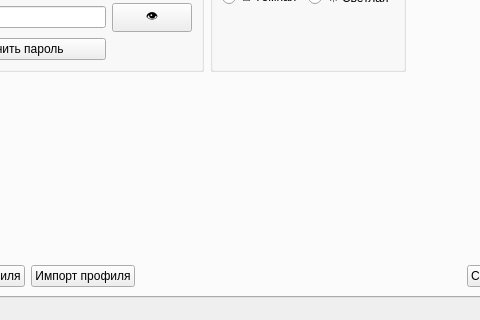
First picture: the form in sources/main_window.ui, repository karulny/TrackerHabit, before the edit; both pictures show x 93 to 573 and y 169 to 489 of the 795 by 489 pixel window.
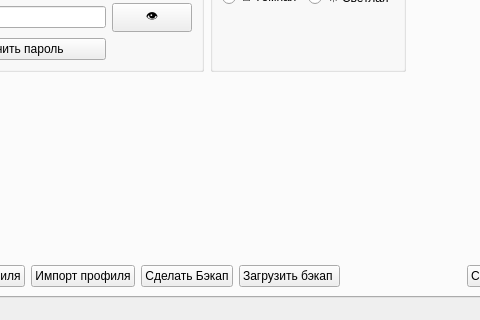
Second picture: the form after the edit.

```diff
--- a/sources/main_window.ui
+++ b/sources/main_window.ui
@@ -376,6 +376,20 @@
             </property>
            </widget>
           </item>
+          <item>
+           <widget class="QPushButton" name="MakeBackup">
+            <property name="text">
+             <string>Сделать Бэкап</string>
+            </property>
+           </widget>
+          </item>
+          <item>
+           <widget class="QPushButton" name="OpenBackup">
+            <property name="text">
+             <string>Загрузить бэкап </string>
+            </property>
+           </widget>
+          </item>
           <item>
            <spacer name="horizontalSpacer_4">
             <property name="orientation">
```
Left out of the diff: 2 changed lines with no effect on the pictures.
